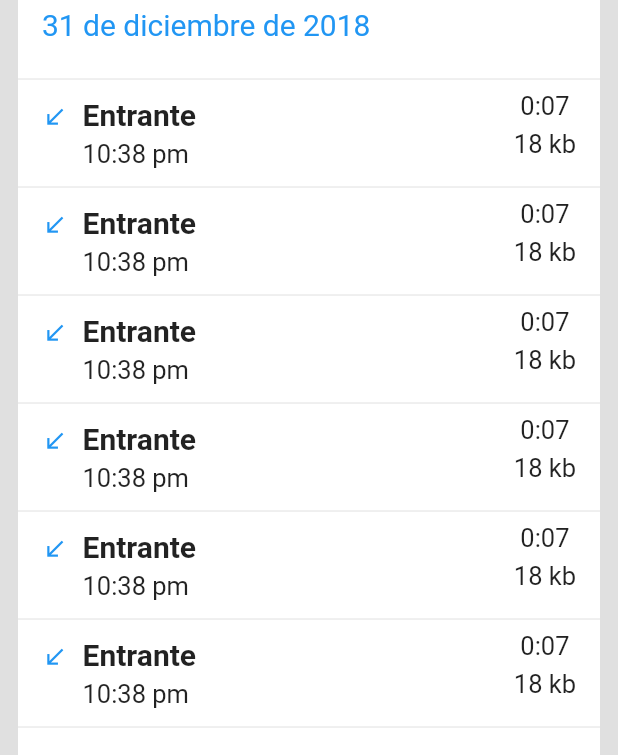
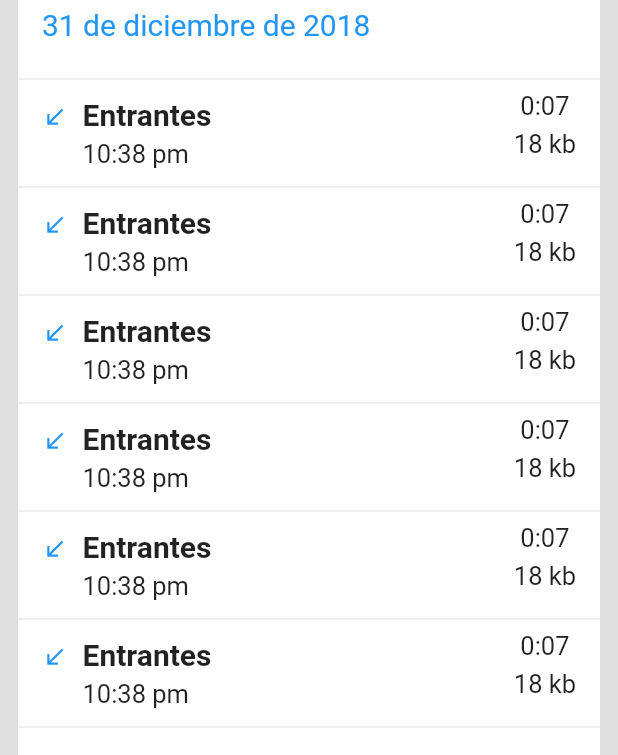
Before and after one commit to JazperT298/flutter_wattsapp_clone, a Flutter app: the CallDetail screen opened directly with sample values from the repository, on a phone screen of 412 x 824 dp. Shown: the part 269-1024 px from the top of the screen. Run offline on Flutter 3.47's test engine with Material 2 defaults, Android fonts, the phone set to English and light mode, and no system bars; our stand-ins replace camera; network calls fail.

Commit message:
full project

```diff
--- a/lib/pages/call_details.dart
+++ b/lib/pages/call_details.dart
@@ -146,7 +146,7 @@ class CallDetail extends StatelessWidget {
               crossAxisAlignment: CrossAxisAlignment.start,
               children: <Widget>[
                 new Text(
-                  "Entrante",
+                  "Entrantes",
                   style: TextStyle(
                     fontWeight: FontWeight.bold,
                     fontSize: 20.0,
```
